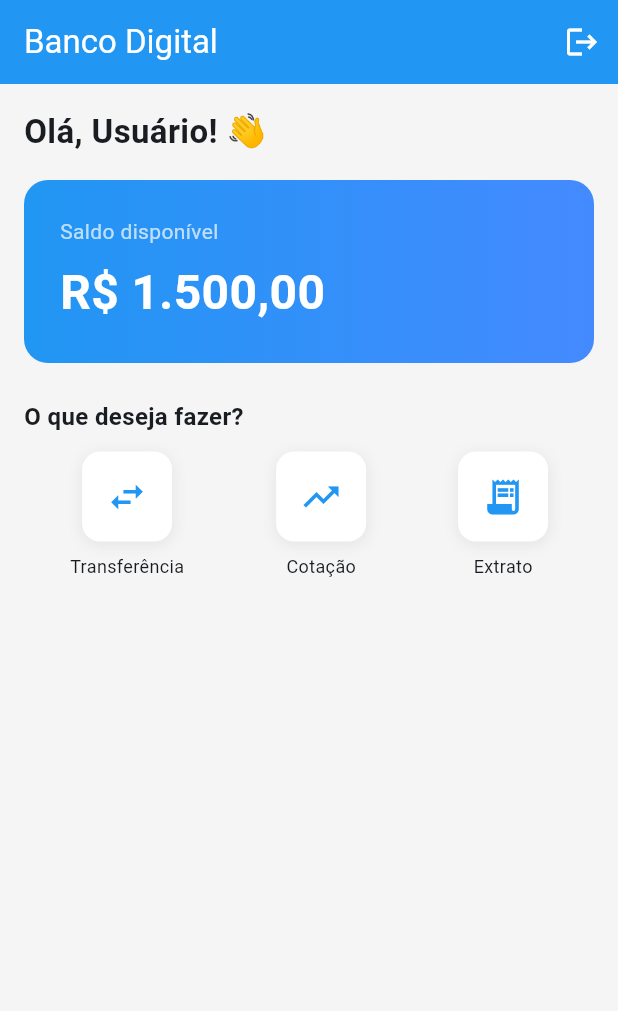
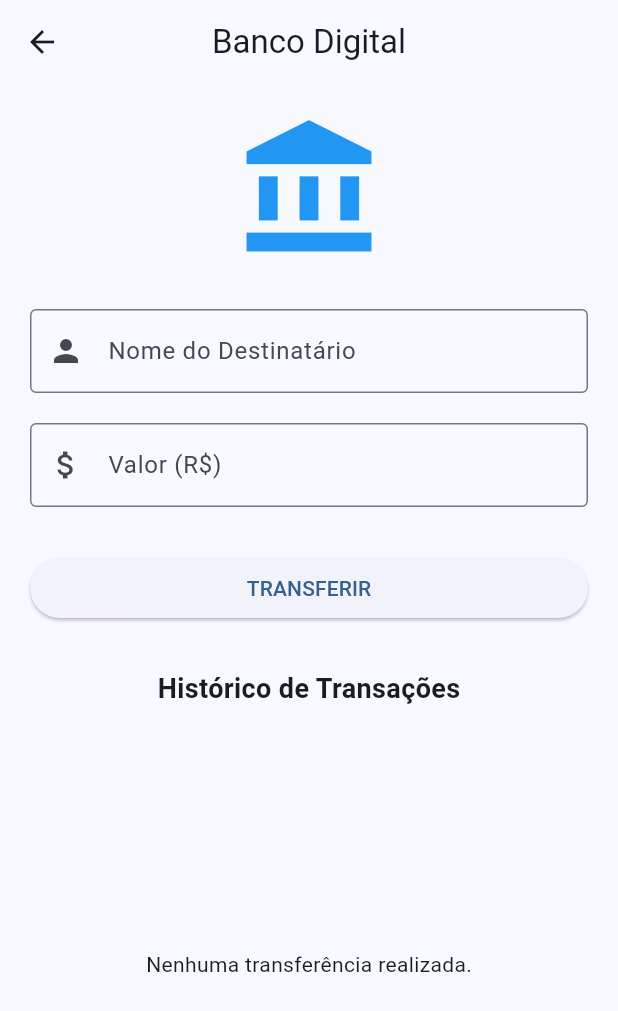
Before and after one commit to EnzoYuri1/app-flutter, a Flutter app: the PrincipalScreen screen opened directly, after a tap on "Transferência", on a phone screen of 412 x 824 dp. Shown: the top 1011 px of the screen. Run offline on Flutter 3.47's test engine with Material 3 defaults, Android fonts, the phone set to English and light mode, and no system bars; our stand-ins replace sqflite; accounts and stored records are empty.

Commit message:
Atualizações do projeto: alterações em transferência, main, database e dependências

```diff
--- a/lib/main.dart
+++ b/lib/main.dart
@@ -1,5 +1,6 @@
 import 'package:flutter/material.dart';
 import 'routes/app_routes.dart';
+import 'screens/transferencia/transferencia_screen.dart';
 
 void main() {
   runApp(const MyApp());
@@ -19,7 +20,10 @@ class MyApp extends StatelessWidget {
         useMaterial3: true,
       ),
 
-      routes: AppRoutes.routes,
+      routes: {
+        ...AppRoutes.routes,
+        '/transferencia': (context) => TransferenciaScreen(),
+      },
 
       initialRoute: AppRoutes.login,
     );
--- a/lib/screens/transferencia/transferencia_screen.dart
+++ b/lib/screens/transferencia/transferencia_screen.dart
@@ -0,0 +1,196 @@
+import 'package:flutter/material.dart';
+import 'package:gasapp/services/database.dart';
+
+class TransferenciaScreen extends StatefulWidget {
+  @override
+  _TransferenciaScreenState createState() => _TransferenciaScreenState();
+}
+//Kayo Albuquerque
+class _TransferenciaScreenState extends State<TransferenciaScreen> {
+
+  final _valorController = TextEditingController();
+  final _destinoController = TextEditingController();
+
+  double saldoSimulado = 1500.00;
+
+  void _confirmarTransferencia() async {
+
+    final double? valor = double.tryParse(_valorController.text);
+    final String destino = _destinoController.text;
+
+    if (valor == null || valor <= 0) {
+      _mensagem("Digite um valor válido");
+      return;
+    }
+
+    if (valor > saldoSimulado) {
+      _mensagem("Saldo insuficiente!");
+      return;
+    }
+
+    if (destino.isEmpty) {
+      _mensagem("Informe o destinatário");
+      return;
+    }
+
+    await DatabaseService.instance.registrarTransferencia(
+      valor,
+      destino,
+    );
+
+    _mensagem(
+      "Transferência enviada!",
+      cor: Colors.green,
+    );
+
+    _valorController.clear();
+    _destinoController.clear();
+
+    setState(() {});
+  }
+
+  void _mensagem(String texto, {Color cor = Colors.red}) {
+
+    ScaffoldMessenger.of(context).showSnackBar(
+      SnackBar(
+        content: Text(texto),
+        backgroundColor: cor,
+      ),
+    );
+  }
+
+  @override
+  Widget build(BuildContext context) {
+
+    return Scaffold(
+
+      appBar: AppBar(
+        title: const Text("Banco Digital"),
+        centerTitle: true,
+      ),
+
+      body: Padding(
+        padding: const EdgeInsets.all(20),
+
+        child: Column(
+          mainAxisAlignment: MainAxisAlignment.center,
+
+          children: [
+
+            const Icon(
+              Icons.account_balance,
+              size: 100,
+              color: Colors.blue,
+            ),
+
+            const SizedBox(height: 30),
+
+            TextField(
+              controller: _destinoController,
+              decoration: const InputDecoration(
+                labelText: "Nome do Destinatário",
+                border: OutlineInputBorder(),
+                prefixIcon: Icon(Icons.person),
+              ),
+            ),
+
+            const SizedBox(height: 20),
+
+            TextField(
+              controller: _valorController,
+              keyboardType: TextInputType.number,
+              decoration: const InputDecoration(
+                labelText: "Valor (R\$)",
+                border: OutlineInputBorder(),
+                prefixIcon: Icon(Icons.attach_money),
+              ),
+            ),
+
+            const SizedBox(height: 30),
+
+            SizedBox(
+              width: double.infinity,
+              child: ElevatedButton(
+                onPressed: _confirmarTransferencia,
+                child: const Text("TRANSFERIR"),
+              ),
+            ),
+
+            const SizedBox(height: 30),
+
+            const Text(
+              "Histórico de Transações",
+              style: TextStyle(
+                fontSize: 18,
+                fontWeight: FontWeight.bold,
+              ),
+            ),
+
+            const SizedBox(height: 10),
+
+            Expanded(
+              child: FutureBuilder<List<Map<String, dynamic>>>(
+                future: DatabaseService.instance.buscarHistorico(),
+
+                builder: (context, snapshot) {
+
+                  if (!snapshot.hasData) {
+                    return const Center(
+                      child: CircularProgressIndicator(),
+                    );
+                  }
+
+                  final historico = snapshot.data!;
+
+                  if (historico.isEmpty) {
+                    return const Center(
+                      child: Text(
+                        "Nenhuma transferência realizada.",
+                      ),
+                    );
+                  }
+
+                  return ListView.builder(
+                    itemCount: historico.length,
+
+                    itemBuilder: (context, index) {
+
+                      final item = historico[index];
+
+                      return Card(
+                        child: ListTile(
+
+                          leading: const Icon(
+                            Icons.swap_horiz,
+                            color: Colors.blue,
+                          ),
+
+                          title: Text(
+                            "Para: ${item['destinatario']}",
+                          ),
+
+                          subtitle: Text(
+                            item['data'],
+                          ),
+
+                          trailing: Text(
+                            "R\$ ${item['valor'].toStringAsFixed(2)}",
+
+                            style: const TextStyle(
+                              fontWeight: FontWeight.bold,
+                              color: Colors.red,
+                            ),
+                          ),
+                        ),
+                      );
+                    },
+                  );
+                },
+              ),
+            ),
+          ],
+        ),
+      ),
+    );
+  }
+}
--- a/lib/services/database.dart
+++ b/lib/services/database.dart
@@ -21,11 +21,12 @@ class DatabaseService {
 
   //cria ou abre o caminho do arquivo do banco.
   Future<Database> _initDB(String filePath) async {
+
     //caminho padrão onde o banco fica salvo no dispositivo.
     final dbPath = await getDatabasesPath();
+
     //faz a junção do caminho com o nome do aquivo do banco(caminho+nome).
     final path = join(dbPath, filePath);
-
 
     //abre o banco ou cria caso não exista.
     return await openDatabase(
@@ -35,9 +36,8 @@ class DatabaseService {
     );
   }
 
+  Future _createDB(Database db, int version) async {
 
-
-  Future _createDB(Database db, int version) async {
     //cria a tabela de usuários.
     await db.execute('''
       CREATE TABLE usuarios(
@@ -45,6 +45,16 @@ class DatabaseService {
         nome TEXT NOT NULL,
         email TEXT NOT NULL,
         senha TEXT NOT NULL
+      )
+    ''');
+
+    //cria a tabela de transferências.
+    await db.execute('''
+      CREATE TABLE transferencias(
+        id INTEGER PRIMARY KEY AUTOINCREMENT,
+        destinatario TEXT NOT NULL,
+        valor REAL NOT NULL,
+        data TEXT NOT NULL
       )
     ''');
   }
@@ -63,7 +73,6 @@ class DatabaseService {
     );
   }
 
-
   //verifica há um usuário com o email e senha que foram fornecidos.
   Future<bool> verificarUsuario(String email, String senha) async {
     final db = await instance.database;
@@ -77,4 +86,33 @@ class DatabaseService {
     //caso tenha encontrado alguma registro, o login é válido.
     return result.isNotEmpty;
   }
+
+  //registra uma nova transferência.
+  Future<void> registrarTransferencia(
+    double valor,
+    String destinatario,
+  ) async {
+
+    final db = await instance.database;
+
+    await db.insert(
+      'transferencias',
+      {
+        'destinatario': destinatario,
+        'valor': valor,
+        'data': DateTime.now().toString(),
+      },
+    );
+  }
+
+  //busca o histórico de transferências.
+  Future<List<Map<String, dynamic>>> buscarHistorico() async {
+
+    final db = await instance.database;
+
+    return await db.query(
+      'transferencias',
+      orderBy: 'id DESC',
+    );
+  }
 }
```
Also changed, not shown: pubspec.lock.
